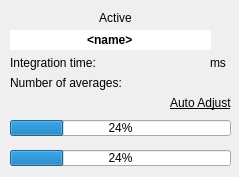
This is panel_item_Pol.ui in CesarCarvajal/oxymetry as Qt 5 draws it before an edit. The edited form follows.
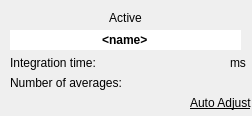
This is the edited form. Custom widgets are drawn as their Qt base class.

Patch:
```diff
--- a/panel_item_Pol.ui
+++ b/panel_item_Pol.ui
@@ -6,8 +6,8 @@
    <rect>
     <x>0</x>
     <y>0</y>
-    <width>239</width>
-    <height>177</height>
+    <width>252</width>
+    <height>116</height>
    </rect>
   </property>
   <property name="sizePolicy">
@@ -94,7 +94,7 @@
   <widget class="QLabel" name="label_timeBase">
    <property name="geometry">
     <rect>
-     <x>210</x>
+     <x>230</x>
      <y>50</y>
      <width>20</width>
      <height>25</height>
@@ -110,7 +110,7 @@
   <widget class="ClickableLabel" name="label_integrationTime">
    <property name="geometry">
     <rect>
-     <x>150</x>
+     <x>170</x>
      <y>50</y>
      <width>50</width>
      <height>25</height>
@@ -134,7 +134,7 @@
   <widget class="ClickableLabel" name="label_numberOfAverages">
    <property name="geometry">
     <rect>
-     <x>150</x>
+     <x>170</x>
      <y>70</y>
      <width>50</width>
      <height>25</height>
@@ -160,7 +160,7 @@
     <rect>
      <x>10</x>
      <y>30</y>
-     <width>201</width>
+     <width>231</width>
      <height>20</height>
     </rect>
    </property>
@@ -192,7 +192,7 @@
   <widget class="ClickableLabel" name="label_autoAdjust">
    <property name="geometry">
     <rect>
-     <x>170</x>
+     <x>190</x>
      <y>90</y>
      <width>71</width>
      <height>25</height>
@@ -218,7 +218,7 @@
     <rect>
      <x>0</x>
      <y>10</y>
-     <width>231</width>
+     <width>251</width>
      <height>16</height>
     </rect>
    </property>
@@ -229,32 +229,6 @@
     <set>Qt::AlignCenter</set>
    </property>
   </widget>
-  <widget class="QProgressBar" name="progressBar_Measure_Pol">
-   <property name="geometry">
-    <rect>
-     <x>10</x>
-     <y>120</y>
-     <width>221</width>
-     <height>16</height>
-    </rect>
-   </property>
-   <property name="value">
-    <number>24</number>
-   </property>
-  </widget>
-  <widget class="QProgressBar" name="progressBar_Totalmeasure_Pol">
-   <property name="geometry">
-    <rect>
-     <x>10</x>
-     <y>150</y>
-     <width>221</width>
-     <height>16</height>
-    </rect>
-   </property>
-   <property name="value">
-    <number>24</number>
-   </property>
-  </widget>
  </widget>
  <customwidgets>
   <customwidget>
```
